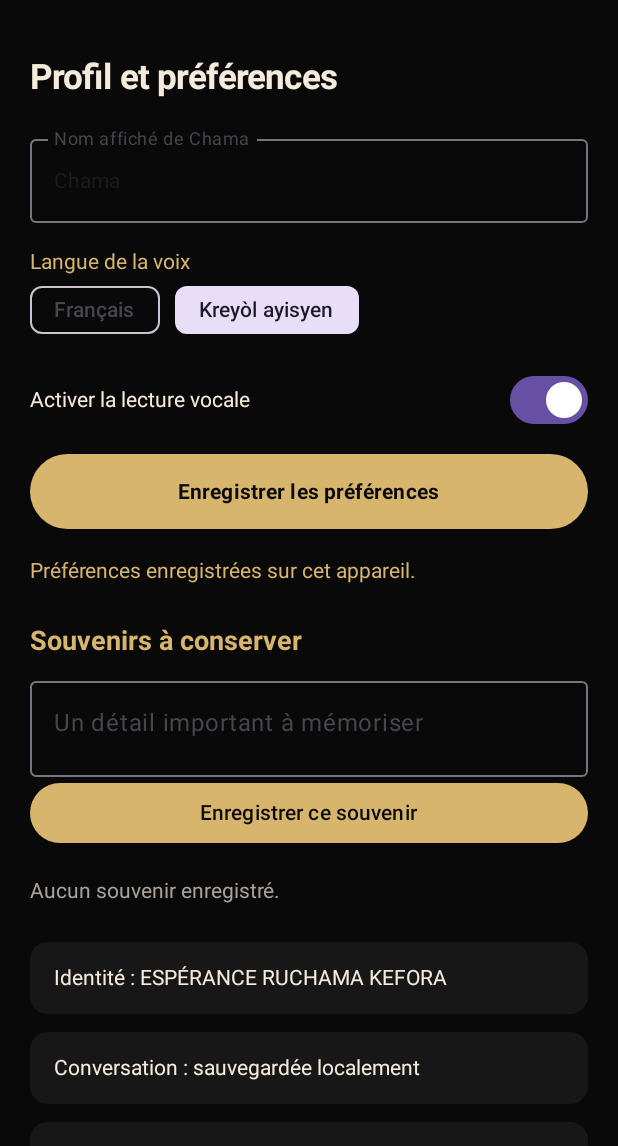
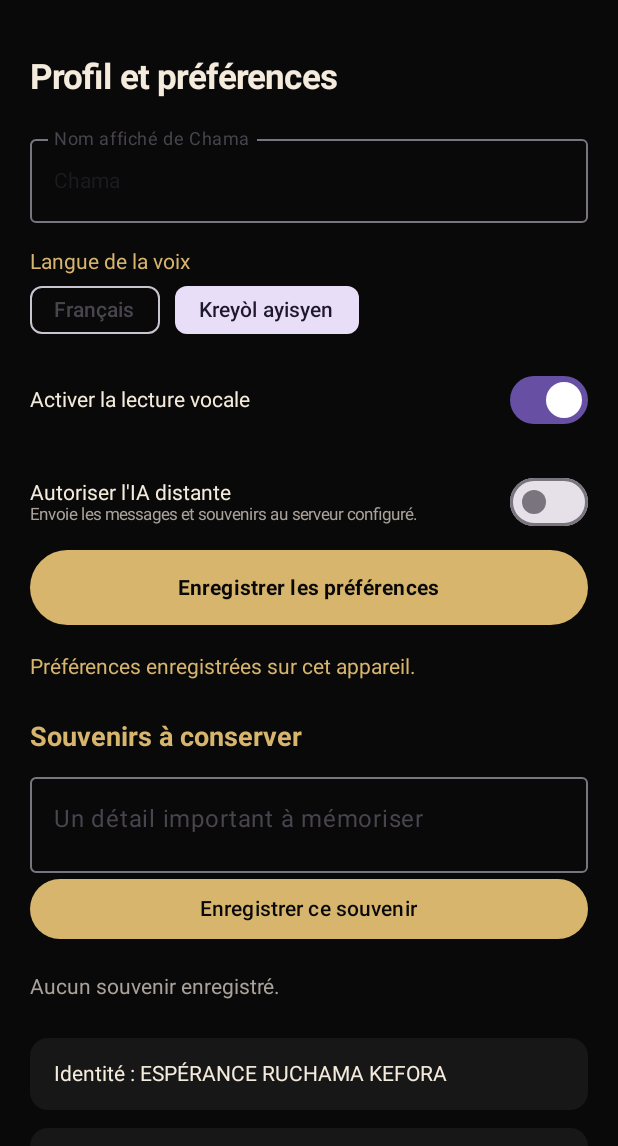
Before and after one commit to kalsujunior/CHAMA-REFERENCE, an Android app built with Jetpack Compose: the composable ProfileScreen shown on its own in the app's theme, after a tap on "Enregistrer les préférences", on a phone screen of 412 x 824 dp, the part 90-1236 px from its top. Run offline under Robolectric (Android 15) with nearby library versions, the phone set to English and light mode, and no system bars; 2 other taps on this screen came first.

Commit message:
Require user opt-in before sending conversation history and memories to remote AI

```diff
--- a/RELIVE/app/src/main/java/com/kalsu/relive/MainActivity.kt
+++ b/RELIVE/app/src/main/java/com/kalsu/relive/MainActivity.kt
@@ -252,7 +252,7 @@ private fun ChatScreen(modifier: Modifier) {
                         val memories = memoryStore.load().map { it.text }
                         online.value = NetworkStatus.isOnline(context)
                         val history = store.load().takeLast(20).map { it.author to it.text }
-                        val answer = if (online.value) AiGateway.reply(text, preferences.languageTag, memories, history) else null
+                        val answer = if (online.value && preferences.remoteAiEnabled) AiGateway.reply(text, preferences.languageTag, memories, history) else null
                         addMessage("Chama", answer ?: localReply(text))
                         sending = false
                     }
@@ -312,6 +312,7 @@ private fun ProfileScreen(modifier: Modifier) {
     var displayName by remember { mutableStateOf(preferences.displayName) }
     var language by remember { mutableStateOf(preferences.languageTag) }
     var voiceEnabled by remember { mutableStateOf(preferences.voiceEnabled) }
+    var remoteAiEnabled by remember { mutableStateOf(preferences.remoteAiEnabled) }
     var savedMessage by remember { mutableStateOf("") }
     Column(modifier.fillMaxSize().background(Ink).verticalScroll(rememberScrollState())) {
         BrandHeader()
@@ -329,6 +330,13 @@ private fun ProfileScreen(modifier: Modifier) {
             Text("Activer la lecture vocale", color = Cream, modifier = Modifier.weight(1f))
             Switch(checked = voiceEnabled, onCheckedChange = { voiceEnabled = it })
         }
+        Row(Modifier.fillMaxWidth().padding(horizontal = 20.dp, vertical = 8.dp), verticalAlignment = Alignment.CenterVertically) {
+            Column(Modifier.weight(1f)) {
+                Text("Autoriser l'IA distante", color = Cream)
+                Text("Envoie les messages et souvenirs au serveur configuré.", color = Muted, fontSize = 11.sp)
+            }
+            Switch(checked = remoteAiEnabled, onCheckedChange = { remoteAiEnabled = it })
+        }
         Button(onClick = {
             if (displayName.isBlank()) {
                 savedMessage = "Le nom ne peut pas être vide."
@@ -336,6 +344,7 @@ private fun ProfileScreen(modifier: Modifier) {
                 preferences.displayName = displayName
                 preferences.languageTag = language
                 preferences.voiceEnabled = voiceEnabled
+                preferences.remoteAiEnabled = remoteAiEnabled
                 savedMessage = "Préférences enregistrées sur cet appareil."
             }
         }, modifier = Modifier.fillMaxWidth().padding(horizontal = 20.dp).height(50.dp),
```
